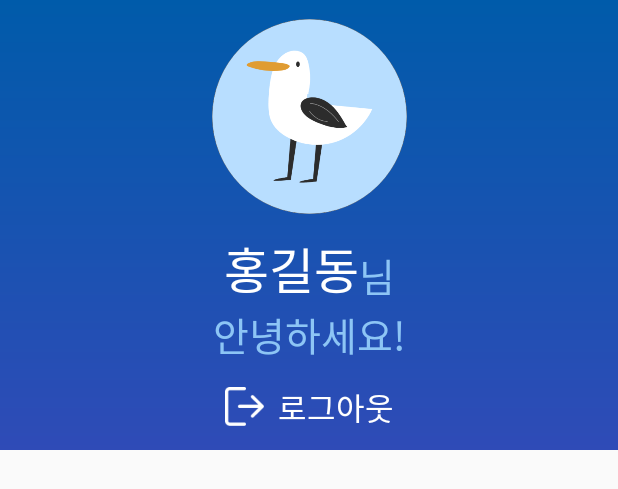
After one commit to beewoo01/TourStampRally, an Android app: the layout drawa_layout.xml on its own in the app's theme, with its tools: preview values and no code run, on a phone screen of 412 x 824 dp. The commit adds this screen. Shown: the top 489 px of the screen. Run offline under Robolectric (Android 15) with nearby library versions, the phone set to English and light mode, and no system bars.

Commit message:
2021-06-21 드로어레이아웃 작업중

```diff
--- a/app/build.gradle
+++ b/app/build.gradle
@@ -34,7 +34,7 @@ dependencies {
 
 
     //글라이드(이미지)
-    compile 'com.github.bumptech.glide:glide:3.7.0'
+    implementation 'com.github.bumptech.glide:glide:4.12.0'
     //롬복
     implementation 'org.projectlombok:lombok:1.18.12'
     implementation 'org.jetbrains:annotations:15.0'
--- /dev/null
+++ b/app/src/main/res/drawable/drawalayout_drarient.xml
@@ -0,0 +1,13 @@
+<?xml version="1.0" encoding="utf-8"?>
+<layer-list xmlns:android="http://schemas.android.com/apk/res/android">
+    <item>
+        <shape xmlns:android="http://schemas.android.com/apk/res/android"
+            android:shape="rectangle">
+            <gradient
+                android:type="linear"
+                android:angle="90"
+                android:endColor=" #005BAA"
+                android:startColor=" #2F4BB7" />
+        </shape>
+    </item>
+</layer-list>
--- /dev/null
+++ b/app/src/main/res/drawable/logout_icon_resize.xml
@@ -0,0 +1,10 @@
+<?xml version="1.0" encoding="utf-8"?>
+<layer-list xmlns:android="http://schemas.android.com/apk/res/android">
+
+    <item
+        android:drawable="@drawable/logout_icon"
+        android:width="@dimen/_20sdp"
+        android:height="@dimen/_20sdp"
+        />
+
+</layer-list>
--- a/app/src/main/res/layout/activity_main.xml
+++ b/app/src/main/res/layout/activity_main.xml
@@ -4,6 +4,8 @@
     xmlns:tools="http://schemas.android.com/tools"
     android:layout_width="match_parent"
     android:layout_height="match_parent">
+
+
 
     <RelativeLayout
         android:id="@+id/webView_layout"
@@ -307,4 +309,26 @@
         app:menu="@menu/main_bottom_navigation_menu" />
 
 
+    <androidx.drawerlayout.widget.DrawerLayout
+        android:layout_width="wrap_content"
+        android:layout_height="0dp"
+        app:layout_constraintTop_toTopOf="parent"
+        app:layout_constraintBottom_toBottomOf="parent"
+        app:layout_constraintEnd_toEndOf="parent"
+        app:layout_constraintStart_toStartOf="parent"
+        android:fitsSystemWindows="true"
+        tools:openDrawer="end"
+        >
+
+        <com.google.android.material.navigation.NavigationView
+            android:layout_width="wrap_content"
+            android:layout_height="match_parent"
+            android:fitsSystemWindows="true"
+            app:headerLayout="@layout/drawa_layout"
+            app:menu="@menu/drawalayout_menu"
+            />
+
+    </androidx.drawerlayout.widget.DrawerLayout>
+
+
 </androidx.constraintlayout.widget.ConstraintLayout>
--- /dev/null
+++ b/app/src/main/res/layout/drawa_layout.xml
@@ -0,0 +1,101 @@
+<?xml version="1.0" encoding="utf-8"?>
+<androidx.constraintlayout.widget.ConstraintLayout xmlns:android="http://schemas.android.com/apk/res/android"
+    xmlns:app="http://schemas.android.com/apk/res-auto"
+    android:layout_width="match_parent"
+    android:layout_height="wrap_content">
+
+    <androidx.constraintlayout.widget.ConstraintLayout
+        android:layout_width="0dp"
+        android:layout_height="300dp"
+        android:background="@drawable/drawalayout_drarient"
+        android:orientation="vertical"
+        app:layout_constraintEnd_toEndOf="parent"
+        app:layout_constraintStart_toStartOf="parent"
+        app:layout_constraintTop_toTopOf="parent">
+
+        <ImageView
+            android:id="@+id/profile_icon"
+            android:layout_width="@dimen/_100sdp"
+            android:layout_height="@dimen/_100sdp"
+            android:src="@drawable/profile_image"
+            app:layout_constraintBottom_toTopOf="@id/user_name_layout"
+            app:layout_constraintEnd_toEndOf="parent"
+            app:layout_constraintStart_toStartOf="parent"
+            app:layout_constraintTop_toTopOf="parent" />
+
+        <LinearLayout
+            android:id="@+id/user_name_layout"
+            android:layout_width="wrap_content"
+            android:layout_height="wrap_content"
+            app:layout_constraintStart_toStartOf="parent"
+            app:layout_constraintEnd_toEndOf="parent"
+            app:layout_constraintBottom_toTopOf="@id/hello_txv"
+            >
+
+            <TextView
+                android:id="@+id/user_name_txv"
+                android:layout_width="wrap_content"
+                android:layout_height="wrap_content"
+                android:text="홍길동"
+                android:textColor="@color/white"
+                android:textSize="@dimen/_25sdp"
+                android:layout_gravity="center_vertical"
+                app:layout_constraintStart_toStartOf="parent"
+                app:layout_constraintEnd_toEndOf="parent"
+                app:layout_constraintBottom_toTopOf="@id/hello_txv"
+                />
+
+            <TextView
+                android:id="@+id/nim"
+                android:layout_width="wrap_content"
+                android:layout_height="wrap_content"
+                android:text="님"
+                android:layout_gravity="bottom"
+                android:textSize="@dimen/_20sdp"
+                android:textColor="@color/drawalayout_text_color"
+                app:layout_constraintStart_toStartOf="parent"
+                app:layout_constraintStart_toEndOf="@id/user_name_txv"
+                app:layout_constraintEnd_toEndOf="parent"
+                app:layout_constraintTop_toTopOf="@id/user_name_txv"
+
+                />
+
+
+        </LinearLayout>
+
+
+
+        <TextView
+            android:id="@+id/hello_txv"
+            android:layout_width="wrap_content"
+            android:layout_height="wrap_content"
+            android:text="안녕하세요!"
+            android:textColor="@color/drawalayout_text_color"
+            android:textSize="@dimen/_20sdp"
+            app:layout_constraintStart_toStartOf="@id/logout_txv"
+            app:layout_constraintEnd_toEndOf="@id/logout_txv"
+            app:layout_constraintBottom_toTopOf="@id/logout_txv"
+            android:layout_marginBottom="@dimen/_10sdp"
+            />
+
+        <TextView
+            android:id="@+id/logout_txv"
+            android:layout_width="wrap_content"
+            android:layout_height="wrap_content"
+            android:text="@string/logout"
+            android:textColor="@color/white"
+            android:drawableStart="@drawable/logout_icon_resize"
+            android:textSize="@dimen/_16sdp"
+            android:gravity="center_vertical"
+            android:drawablePadding="@dimen/_7sdp"
+            android:layout_marginBottom="@dimen/_10sdp"
+            app:layout_constraintBottom_toBottomOf="parent"
+            app:layout_constraintStart_toStartOf="parent"
+            app:layout_constraintEnd_toEndOf="parent"
+            />
+
+
+    </androidx.constraintlayout.widget.ConstraintLayout>
+
+
+</androidx.constraintlayout.widget.ConstraintLayout>
--- /dev/null
+++ b/app/src/main/res/menu/drawalayout_menu.xml
@@ -0,0 +1,28 @@
+<?xml version="1.0" encoding="utf-8"?>
+<menu xmlns:android="http://schemas.android.com/apk/res/android">
+    <item
+        android:title="@string/account_admin"
+        android:icon="@drawable/setting_icon"
+        />
+
+    <item
+        android:title="@string/notice"
+        android:icon="@drawable/notice_icon"
+        />
+
+    <item
+        android:title="@string/coupon_list"
+        android:icon="@drawable/coupon_status_icon"
+        />
+
+    <item
+        android:title="@string/notify_setting"
+        android:icon="@drawable/alarm_settings_icon"
+        />
+
+    <item
+        android:title="@string/bascet_list"
+        android:icon="@drawable/steamed_list_icon"
+        />
+
+</menu>
--- a/app/src/main/res/values/colors.xml
+++ b/app/src/main/res/values/colors.xml
@@ -36,6 +36,8 @@
 
     <color name="trans">#00FFFFFF</color>
     <color name="black_80">#CC000000</color>
+
+    <color name="drawalayout_text_color">#8DC5F5</color>
 
 
     <color name="white">#FFFFFF</color>
--- a/app/src/main/res/values/strings.xml
+++ b/app/src/main/res/values/strings.xml
@@ -55,4 +55,13 @@
 
     <string name="check">확인</string>
     <string name="back">back</string>
+
+
+    <string name="account_admin">계정관리</string>
+    <string name="notice">공지사항</string>
+    <string name="coupon_list">쿠폰현황</string>
+    <string name="notify_setting">알림설정</string>
+    <string name="bascet_list">찜한목록</string>
+    <string name="logout">로그아웃</string>
+
 </resources>
```
Also changed, not shown: app/src/main/res/drawable/alarm_settings_icon.png (added), app/src/main/res/drawable/coupon_status_icon.png (added), app/src/main/res/drawable/logout_icon.png (added), app/src/main/res/drawable/n_icon.png (added), app/src/main/res/drawable/notice_icon.png (added), app/src/main/res/drawable/profile_image.png (added), app/src/main/res/drawable/setting_icon.png (added), app/src/main/res/drawable/steamed_list_icon.png (added).
